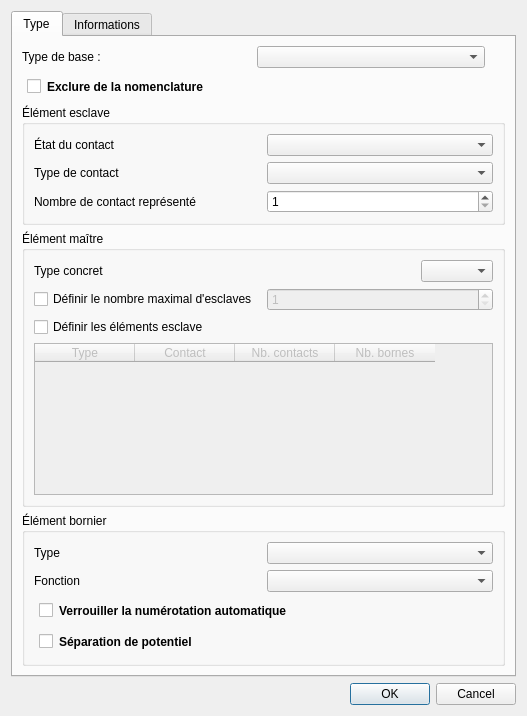
Above: sources/editor/ui/elementpropertieseditorwidget.ui from qelectrotech/qelectrotech-source-mirror before the change. Below: the same form after it.
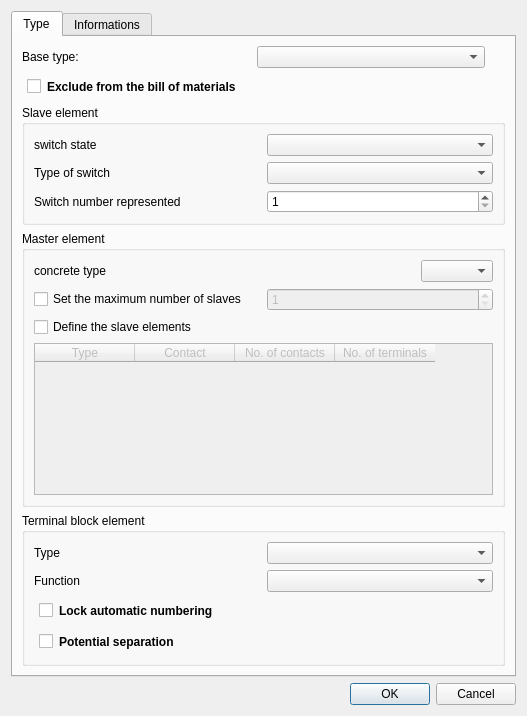
That is the form after the change.

```diff
--- a/sources/editor/ui/elementpropertieseditorwidget.ui
+++ b/sources/editor/ui/elementpropertieseditorwidget.ui
@@ -32,7 +32,7 @@
          <item>
           <widget class="QLabel" name="label">
            <property name="text">
-            <string>Type de base :</string>
+            <string>Base type:</string>
            </property>
           </widget>
          </item>
@@ -60,14 +60,14 @@
           <string>margin: 5px; font-weight: bold;</string>
          </property>
          <property name="text">
-          <string>Exclure de la nomenclature</string>
+          <string>Exclude from the bill of materials</string>
          </property>
         </widget>
        </item>
        <item>
         <widget class="QGroupBox" name="m_slave_gb">
          <property name="title">
-          <string>Élément esclave</string>
+          <string>Slave element</string>
          </property>
          <layout class="QVBoxLayout" name="verticalLayout_2">
           <item>
@@ -82,21 +82,21 @@
             <item row="3" column="0">
              <widget class="QLabel" name="label_4">
               <property name="text">
-               <string>Nombre de contact représenté</string>
+               <string>Switch number represented</string>
               </property>
              </widget>
             </item>
             <item row="2" column="0">
              <widget class="QLabel" name="label_3">
               <property name="text">
-               <string>Type de contact</string>
+               <string>Type of switch</string>
               </property>
              </widget>
             </item>
             <item row="1" column="0">
              <widget class="QLabel" name="label_2">
               <property name="text">
-               <string>État du contact</string>
+               <string>switch state</string>
               </property>
              </widget>
             </item>
@@ -114,7 +114,7 @@
        <item>
         <widget class="QGroupBox" name="m_master_gb">
          <property name="title">
-          <string>Élément maître</string>
+          <string>Master element</string>
          </property>
            <layout class="QGridLayout" name="gridLayout_3">
             <item row="0" column="0" colspan="2">
@@ -122,7 +122,7 @@
               <item>
                <widget class="QLabel" name="label_5">
                 <property name="text">
-                 <string>Type concret</string>
+                 <string>concrete type</string>
                 </property>
                </widget>
               </item>
@@ -147,7 +147,7 @@
           <item row="1" column="0">
            <widget class="QCheckBox" name="max_slaves_checkbox">
             <property name="text">
-             <string>Définir le nombre maximal d'esclaves</string>
+             <string>Set the maximum number of slaves</string>
             </property>
            </widget>
           </item>
@@ -164,7 +164,7 @@
           <item row="2" column="0">
            <widget class="QCheckBox" name="m_slave_groups_checkbox">
             <property name="text">
-             <string>Définir les éléments esclave</string>
+             <string>Define the slave elements</string>
             </property>
            </widget>
           </item>
@@ -200,12 +200,12 @@
             </column>
             <column>
              <property name="text">
-              <string>Nb. contacts</string>
+              <string>No. of contacts</string>
              </property>
             </column>
             <column>
              <property name="text">
-              <string>Nb. bornes</string>
+              <string>No. of terminals</string>
              </property>
             </column>
            </widget>
@@ -216,7 +216,7 @@
        <item>
         <widget class="QGroupBox" name="m_terminal_gb">
          <property name="title">
-          <string>Élément bornier</string>
+          <string>Terminal block element</string>
          </property>
          <layout class="QGridLayout" name="gridLayout_2">
           <item row="0" column="0">
@@ -229,7 +229,7 @@
           <item row="1" column="0">
            <widget class="QLabel" name="label_7">
             <property name="text">
-             <string>Fonction</string>
+             <string>Function</string>
             </property>
            </widget>
           </item>
@@ -245,7 +245,7 @@
              <string>margin: 5px; font-weight: bold;</string>
             </property>
             <property name="text">
-             <string>Verrouiller la numérotation automatique</string>
+             <string>Lock automatic numbering</string>
             </property>
            </widget>
           </item>
@@ -255,7 +255,7 @@
              <string>margin: 5px; font-weight: bold;</string>
             </property>
             <property name="text">
-             <string>Séparation de potentiel</string>
+             <string>Potential separation</string>
             </property>
            </widget>
           </item>
```
Left out of the diff: 6 changed lines with no effect on the pictures.
